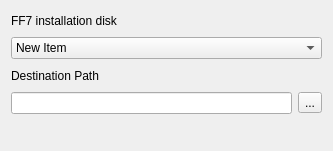
This is packages/com.ovaremake.core/meta/targetwidget.ui in TurBoss/OvaRemakeInstaller as Qt 5 draws it before an edit. The edited form follows.
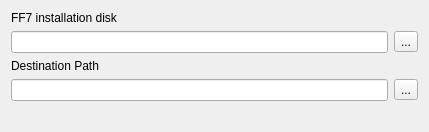
This is the edited form.

Diff of the .ui file:
```diff
--- a/packages/com.ovaremake.core/meta/targetwidget.ui
+++ b/packages/com.ovaremake.core/meta/targetwidget.ui
@@ -6,8 +6,8 @@
    <rect>
     <x>0</x>
     <y>0</y>
-    <width>333</width>
-    <height>151</height>
+    <width>429</width>
+    <height>129</height>
    </rect>
   </property>
   <layout class="QVBoxLayout" name="verticalLayout">
@@ -21,27 +21,13 @@
    <item>
     <layout class="QHBoxLayout" name="horizontalLayout_2">
      <item>
-      <widget class="QComboBox" name="installComboBox">
-       <item>
-        <property name="text">
-         <string>New Item</string>
-        </property>
+      <widget class="QLineEdit" name="installDirectory"/>
        </item>
        <item>
+      <widget class="QToolButton" name="installChooser">
         <property name="text">
-         <string>New Item</string>
-        </property>
-       </item>
-       <item>
-        <property name="text">
-         <string>New Item</string>
-        </property>
-       </item>
-       <item>
-        <property name="text">
-         <string>New Item</string>
-        </property>
-       </item>
+        <string>...</string>
+       </property>
       </widget>
      </item>
     </layout>
```
Lines whose indentation alone changed are shown as unchanged.
